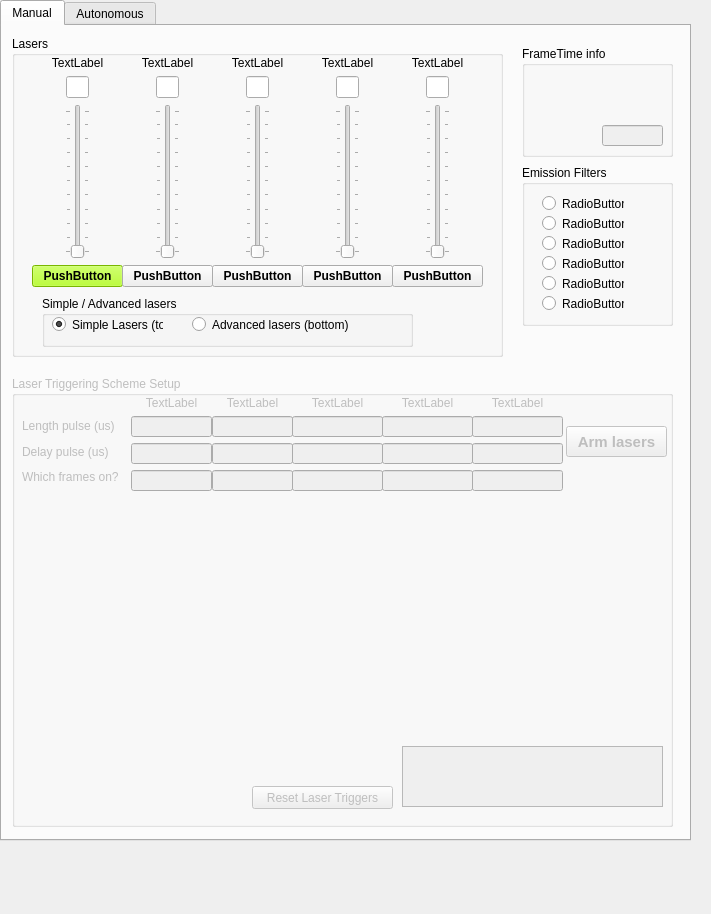
First picture: the form in LaserControl/GUI.ui, repository kjamartens/Gladoscopy, before the edit.
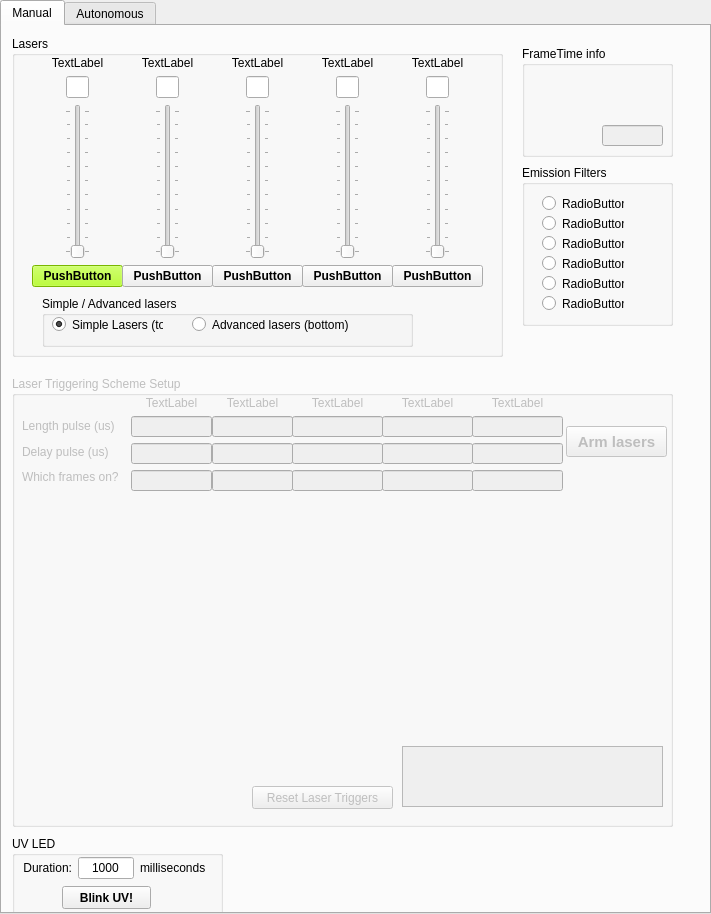
Second picture: the form after the edit. Custom widgets are drawn as their Qt base class.

Commit message:
UV LED functionality
From within the GUI

Patch:
```diff
--- a/LaserControl/GUI.ui
+++ b/LaserControl/GUI.ui
@@ -13,17 +13,33 @@
     <height>914</height>
    </rect>
   </property>
+  <property name="sizePolicy">
+   <sizepolicy hsizetype="Fixed" vsizetype="Fixed">
+    <horstretch>0</horstretch>
+    <verstretch>0</verstretch>
+   </sizepolicy>
+  </property>
+  <property name="minimumSize">
+   <size>
+    <width>711</width>
+    <height>914</height>
+   </size>
+  </property>
   <property name="windowTitle">
    <string>Laser Controller</string>
   </property>
   <widget class="QTabWidget" name="tabWidget">
-   <property name="geometry">
-    <rect>
-     <x>0</x>
-     <y>0</y>
-     <width>691</width>
-     <height>841</height>
-    </rect>
+   <property name="sizePolicy">
+    <sizepolicy hsizetype="Fixed" vsizetype="Fixed">
+     <horstretch>0</horstretch>
+     <verstretch>0</verstretch>
+    </sizepolicy>
+   </property>
+   <property name="minimumSize">
+    <size>
+     <width>711</width>
+     <height>914</height>
+    </size>
    </property>
    <property name="currentIndex">
     <number>0</number>
@@ -1529,6 +1545,86 @@
       </property>
      </widget>
     </widget>
+    <widget class="QGroupBox" name="UVLED_groupBox">
+     <property name="geometry">
+      <rect>
+       <x>10</x>
+       <y>810</y>
+       <width>211</width>
+       <height>80</height>
+      </rect>
+     </property>
+     <property name="title">
+      <string>UV LED</string>
+     </property>
+     <widget class="QPushButton" name="PushUVLED">
+      <property name="geometry">
+       <rect>
+        <x>50</x>
+        <y>50</y>
+        <width>89</width>
+        <height>23</height>
+       </rect>
+      </property>
+      <property name="font">
+       <font>
+        <weight>75</weight>
+        <bold>true</bold>
+       </font>
+      </property>
+      <property name="text">
+       <string>Blink UV!</string>
+      </property>
+     </widget>
+     <widget class="QWidget" name="">
+      <property name="geometry">
+       <rect>
+        <x>11</x>
+        <y>21</y>
+        <width>183</width>
+        <height>22</height>
+       </rect>
+      </property>
+      <layout class="QHBoxLayout" name="horizontalLayout_16">
+       <item>
+        <widget class="QLabel" name="NameLaser_5">
+         <property name="text">
+          <string>Duration:</string>
+         </property>
+         <property name="alignment">
+          <set>Qt::AlignRight|Qt::AlignTrailing|Qt::AlignVCenter</set>
+         </property>
+        </widget>
+       </item>
+       <item>
+        <widget class="QLineEdit" name="UVLED_duration_EditField">
+         <property name="maximumSize">
+          <size>
+           <width>60</width>
+           <height>16777215</height>
+          </size>
+         </property>
+         <property name="text">
+          <string>1000</string>
+         </property>
+         <property name="alignment">
+          <set>Qt::AlignCenter</set>
+         </property>
+        </widget>
+       </item>
+       <item>
+        <widget class="QLabel" name="NameLaser_6">
+         <property name="text">
+          <string>milliseconds</string>
+         </property>
+         <property name="alignment">
+          <set>Qt::AlignLeading|Qt::AlignLeft|Qt::AlignVCenter</set>
+         </property>
+        </widget>
+       </item>
+      </layout>
+     </widget>
+    </widget>
    </widget>
    <widget class="QWidget" name="tab_autonomous">
     <attribute name="title">
```
The commit also changes 2 other files.
